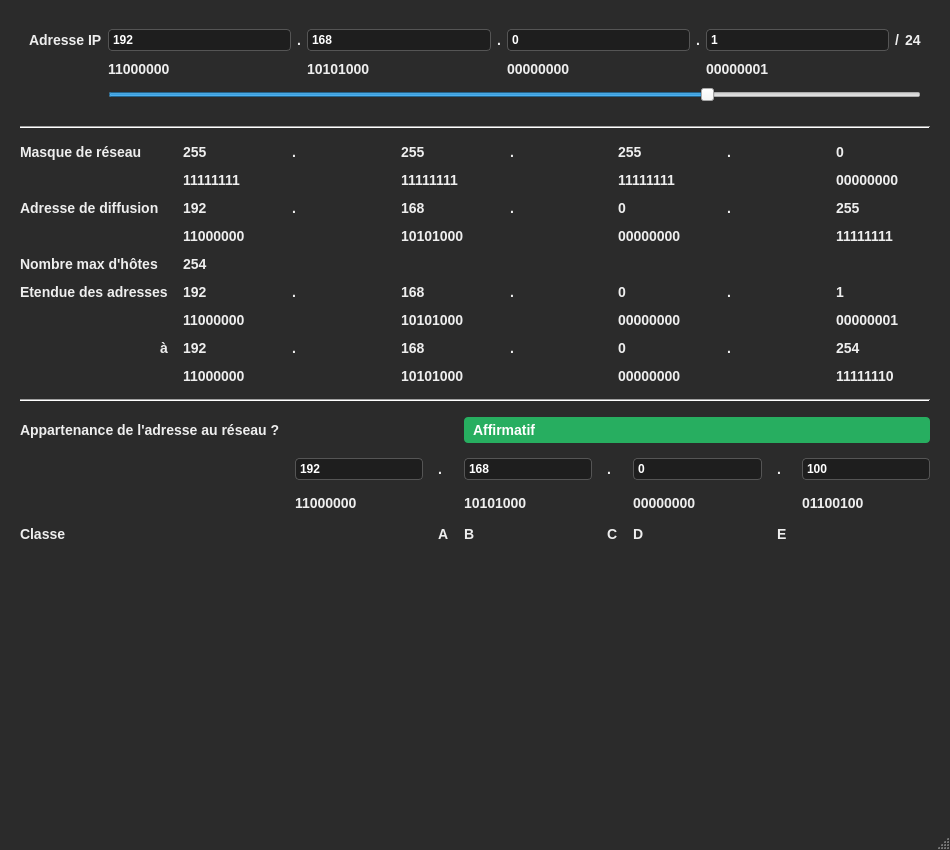
KuKaRaCHa-gg/Calculatrice-QT, file calculatrice.ui: the form before one commit.
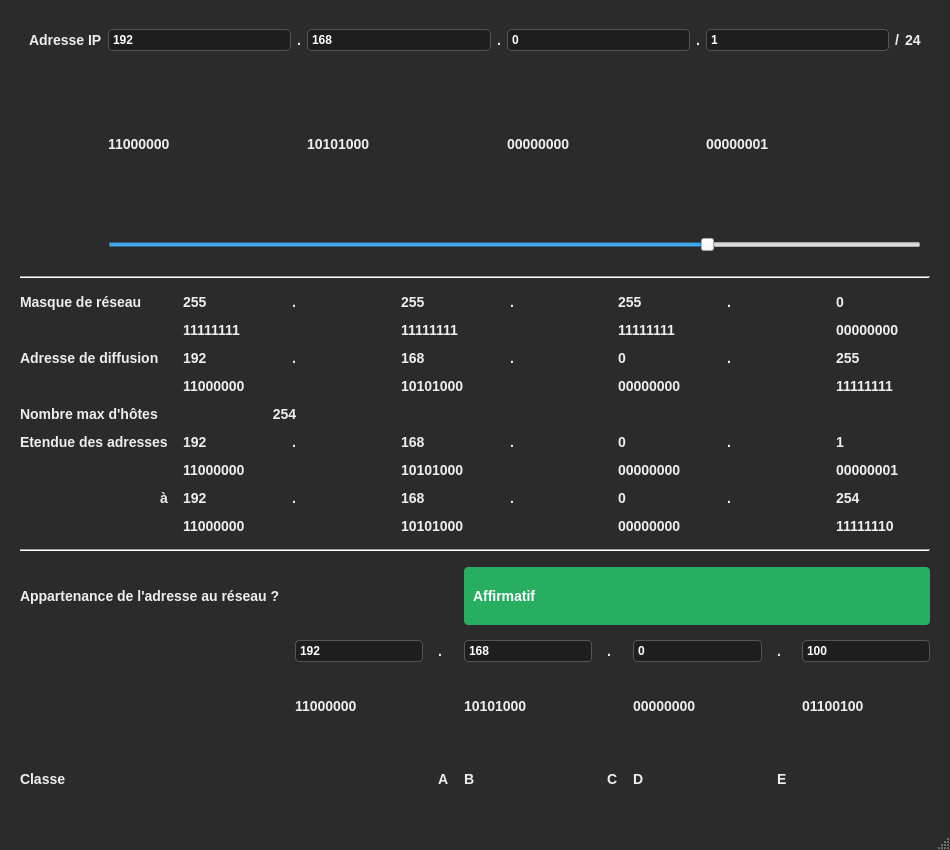
The form after the commit.

Commit message: Rename Ui Object

The edit to the form file:
```diff
--- a/calculatrice.ui
+++ b/calculatrice.ui
@@ -108,25 +108,107 @@
     <item>
      <widget class="QWidget" name="widget1" native="true">
       <layout class="QGridLayout" name="gridLayout">
-       <property name="verticalSpacing"><number>10</number></property>
-
-       <item row="0" column="0"><widget class="QLabel" name="label"><property name="text"><string>Adresse IP</string></property></widget></item>
-
-       <item row="0" column="1"><widget class="QLineEdit" name="leIP1_1"><property name="text"><string>192</string></property></widget></item>
-       <item row="0" column="2"><widget class="QLabel" name="d1"><property name="text"><string>.</string></property></widget></item>
-       <item row="0" column="3"><widget class="QLineEdit" name="leIP1_2"><property name="text"><string>168</string></property></widget></item>
-       <item row="0" column="4"><widget class="QLabel" name="d2"><property name="text"><string>.</string></property></widget></item>
-       <item row="0" column="5"><widget class="QLineEdit" name="leIP1_3"><property name="text"><string>0</string></property></widget></item>
-       <item row="0" column="6"><widget class="QLabel" name="d3"><property name="text"><string>.</string></property></widget></item>
-       <item row="0" column="7"><widget class="QLineEdit" name="leIP1_4"><property name="text"><string>1</string></property></widget></item>
-       <item row="0" column="8"><widget class="QLabel" name="sl"><property name="text"><string>/</string></property></widget></item>
-       <item row="0" column="9"><widget class="QLabel" name="lNetworkSize"><property name="text"><string>24</string></property></widget></item>
-
-       <item row="1" column="1"><widget class="QLabel" name="lBinary1_1"><property name="text"><string>11000000</string></property></widget></item>
-       <item row="1" column="3"><widget class="QLabel" name="lBinary1_2"><property name="text"><string>10101000</string></property></widget></item>
-       <item row="1" column="5"><widget class="QLabel" name="lBinary1_3"><property name="text"><string>00000000</string></property></widget></item>
-       <item row="1" column="7"><widget class="QLabel" name="lBinary1_4"><property name="text"><string>00000001</string></property></widget></item>
-
+       <property name="verticalSpacing">
+        <number>10</number>
+       </property>
+       <item row="0" column="0">
+        <widget class="QLabel" name="AdresseIpLabel">
+         <property name="text">
+          <string>Adresse IP</string>
+         </property>
+        </widget>
+       </item>
+       <item row="0" column="1">
+        <widget class="QLineEdit" name="inputIp1">
+         <property name="text">
+          <string>192</string>
+         </property>
+        </widget>
+       </item>
+       <item row="0" column="2">
+        <widget class="QLabel" name="dot1">
+         <property name="text">
+          <string>.</string>
+         </property>
+        </widget>
+       </item>
+       <item row="0" column="3">
+        <widget class="QLineEdit" name="inputIp2">
+         <property name="text">
+          <string>168</string>
+         </property>
+        </widget>
+       </item>
+       <item row="0" column="4">
+        <widget class="QLabel" name="dot2">
+         <property name="text">
+          <string>.</string>
+         </property>
+        </widget>
+       </item>
+       <item row="0" column="5">
+        <widget class="QLineEdit" name="inputIp3">
+         <property name="text">
+          <string>0</string>
+         </property>
+        </widget>
+       </item>
+       <item row="0" column="6">
+        <widget class="QLabel" name="dot3">
+         <property name="text">
+          <string>.</string>
+         </property>
+        </widget>
+       </item>
+       <item row="0" column="7">
+        <widget class="QLineEdit" name="inputIp4">
+         <property name="text">
+          <string>1</string>
+         </property>
+        </widget>
+       </item>
+       <item row="0" column="8">
+        <widget class="QLabel" name="slash">
+         <property name="text">
+          <string>/</string>
+         </property>
+        </widget>
+       </item>
+       <item row="0" column="9">
+        <widget class="QLabel" name="lNetworkSize">
+         <property name="text">
+          <string>24</string>
+         </property>
+        </widget>
+       </item>
+       <item row="1" column="1">
+        <widget class="QLabel" name="binaire1">
+         <property name="text">
+          <string>11000000</string>
+         </property>
+        </widget>
+       </item>
+       <item row="1" column="3">
+        <widget class="QLabel" name="binaire2">
+         <property name="text">
+          <string>10101000</string>
+         </property>
+        </widget>
+       </item>
+       <item row="1" column="5">
+        <widget class="QLabel" name="binaire3">
+         <property name="text">
+          <string>00000000</string>
+         </property>
+        </widget>
+       </item>
+       <item row="1" column="7">
+        <widget class="QLabel" name="binaire4">
+         <property name="text">
+          <string>00000001</string>
+         </property>
+        </widget>
+       </item>
        <item row="2" column="1" colspan="9">
         <widget class="QSlider" name="slider">
          <property name="orientation"><enum>Qt::Horizontal</enum></property>
@@ -138,105 +220,520 @@
       </layout>
      </widget>
     </item>
-
-    <item><widget class="Line" name="line1"><property name="orientation"><enum>Qt::Horizontal</enum></property></widget></item>
-
     <item>
-     <layout class="QGridLayout" name="gridResults">
-      <property name="verticalSpacing"><number>12</number></property>
-
-      <item row="0" column="0"><widget class="QLabel" name="tMask"><property name="text"><string>Masque de réseau</string></property></widget></item>
-      <item row="0" column="1"><widget class="QLabel" name="lResMask1"><property name="text"><string>255</string></property></widget></item>
-      <item row="0" column="2"><widget class="QLabel" name="s1"><property name="text"><string>.</string></property></widget></item>
-      <item row="0" column="3"><widget class="QLabel" name="lResMask2"><property name="text"><string>255</string></property></widget></item>
-      <item row="0" column="4"><widget class="QLabel" name="s2"><property name="text"><string>.</string></property></widget></item>
-      <item row="0" column="5"><widget class="QLabel" name="lResMask3"><property name="text"><string>255</string></property></widget></item>
-      <item row="0" column="6"><widget class="QLabel" name="s3"><property name="text"><string>.</string></property></widget></item>
-      <item row="0" column="7"><widget class="QLabel" name="lResMask4"><property name="text"><string>0</string></property></widget></item>
-
-      <item row="1" column="1"><widget class="QLabel" name="lResMaskBin1"><property name="text"><string>11111111</string></property></widget></item>
-      <item row="1" column="3"><widget class="QLabel" name="lResMaskBin2"><property name="text"><string>11111111</string></property></widget></item>
-      <item row="1" column="5"><widget class="QLabel" name="lResMaskBin3"><property name="text"><string>11111111</string></property></widget></item>
-      <item row="1" column="7"><widget class="QLabel" name="lResMaskBin4"><property name="text"><string>00000000</string></property></widget></item>
-
-      <item row="2" column="0"><widget class="QLabel" name="tDiff"><property name="text"><string>Adresse de diffusion</string></property></widget></item>
-      <item row="2" column="1"><widget class="QLabel" name="lResDiff1"><property name="text"><string>192</string></property></widget></item>
-      <item row="2" column="2"><widget class="QLabel" name="s4"><property name="text"><string>.</string></property></widget></item>
-      <item row="2" column="3"><widget class="QLabel" name="lResDiff2"><property name="text"><string>168</string></property></widget></item>
-      <item row="2" column="4"><widget class="QLabel" name="s5"><property name="text"><string>.</string></property></widget></item>
-      <item row="2" column="5"><widget class="QLabel" name="lResDiff3"><property name="text"><string>0</string></property></widget></item>
-      <item row="2" column="6"><widget class="QLabel" name="s6"><property name="text"><string>.</string></property></widget></item>
-      <item row="2" column="7"><widget class="QLabel" name="lResDiff4"><property name="text"><string>255</string></property></widget></item>
-
-      <item row="3" column="1"><widget class="QLabel" name="lResDiffBin1"><property name="text"><string>11000000</string></property></widget></item>
-      <item row="3" column="3"><widget class="QLabel" name="lResDiffBin2"><property name="text"><string>10101000</string></property></widget></item>
-      <item row="3" column="5"><widget class="QLabel" name="lResDiffBin3"><property name="text"><string>00000000</string></property></widget></item>
-      <item row="3" column="7"><widget class="QLabel" name="lResDiffBin4"><property name="text"><string>11111111</string></property></widget></item>
-
-      <item row="4" column="0"><widget class="QLabel" name="tHosts"><property name="text"><string>Nombre max d'hôtes</string></property></widget></item>
-      <item row="4" column="1" colspan="2"><widget class="QLabel" name="lResHosts"><property name="text"><string>254</string></property><property name="alignment"><set>Qt::AlignLeft|Qt::AlignVCenter</set></property></widget></item>
-
-      <item row="5" column="0"><widget class="QLabel" name="tRange"><property name="text"><string>Etendue des adresses</string></property></widget></item>
-      <item row="5" column="1"><widget class="QLabel" name="lResStart1"><property name="text"><string>192</string></property></widget></item>
-      <item row="5" column="2"><widget class="QLabel" name="s7"><property name="text"><string>.</string></property></widget></item>
-      <item row="5" column="3"><widget class="QLabel" name="lResStart2"><property name="text"><string>168</string></property></widget></item>
-      <item row="5" column="4"><widget class="QLabel" name="s8"><property name="text"><string>.</string></property></widget></item>
-      <item row="5" column="5"><widget class="QLabel" name="lResStart3"><property name="text"><string>0</string></property></widget></item>
-      <item row="5" column="6"><widget class="QLabel" name="s9"><property name="text"><string>.</string></property></widget></item>
-      <item row="5" column="7"><widget class="QLabel" name="lResStart4"><property name="text"><string>1</string></property></widget></item>
-
-      <item row="6" column="1"><widget class="QLabel" name="lResStartBin1"><property name="text"><string>11000000</string></property></widget></item>
-      <item row="6" column="3"><widget class="QLabel" name="lResStartBin2"><property name="text"><string>10101000</string></property></widget></item>
-      <item row="6" column="5"><widget class="QLabel" name="lResStartBin3"><property name="text"><string>00000000</string></property></widget></item>
-      <item row="6" column="7"><widget class="QLabel" name="lResStartBin4"><property name="text"><string>00000001</string></property></widget></item>
-
-      <item row="7" column="0"><widget class="QLabel" name="tTo"><property name="text"><string>à</string></property><property name="alignment"><set>Qt::AlignRight|Qt::AlignVCenter</set></property></widget></item>
-      <item row="7" column="1"><widget class="QLabel" name="lResEnd1"><property name="text"><string>192</string></property></widget></item>
-      <item row="7" column="2"><widget class="QLabel" name="s10"><property name="text"><string>.</string></property></widget></item>
-      <item row="7" column="3"><widget class="QLabel" name="lResEnd2"><property name="text"><string>168</string></property></widget></item>
-      <item row="7" column="4"><widget class="QLabel" name="s11"><property name="text"><string>.</string></property></widget></item>
-      <item row="7" column="5"><widget class="QLabel" name="lResEnd3"><property name="text"><string>0</string></property></widget></item>
-      <item row="7" column="6"><widget class="QLabel" name="s12"><property name="text"><string>.</string></property></widget></item>
-      <item row="7" column="7"><widget class="QLabel" name="lResEnd4"><property name="text"><string>254</string></property></widget></item>
-
-      <item row="8" column="1"><widget class="QLabel" name="lResEndBin1"><property name="text"><string>11000000</string></property></widget></item>
-      <item row="8" column="3"><widget class="QLabel" name="lResEndBin2"><property name="text"><string>10101000</string></property></widget></item>
-      <item row="8" column="5"><widget class="QLabel" name="lResEndBin3"><property name="text"><string>00000000</string></property></widget></item>
-      <item row="8" column="7"><widget class="QLabel" name="lResEndBin4"><property name="text"><string>11111110</string></property></widget></item>
+     <widget class="Line" name="separateur1">
+      <property name="orientation">
+       <enum>Qt::Orientation::Horizontal</enum>
+      </property>
+     </widget>
+    </item>
+    <item>
+     <layout class="QGridLayout" name="partie2">
+      <property name="verticalSpacing">
+       <number>12</number>
+      </property>
+      <item row="0" column="0">
+       <widget class="QLabel" name="tMask">
+        <property name="text">
+         <string>Masque de réseau</string>
+        </property>
+       </widget>
+      </item>
+      <item row="0" column="1">
+       <widget class="QLabel" name="lResMask1">
+        <property name="text">
+         <string>255</string>
+        </property>
+       </widget>
+      </item>
+      <item row="0" column="2">
+       <widget class="QLabel" name="s1">
+        <property name="text">
+         <string>.</string>
+        </property>
+       </widget>
+      </item>
+      <item row="0" column="3">
+       <widget class="QLabel" name="lResMask2">
+        <property name="text">
+         <string>255</string>
+        </property>
+       </widget>
+      </item>
+      <item row="0" column="4">
+       <widget class="QLabel" name="s2">
+        <property name="text">
+         <string>.</string>
+        </property>
+       </widget>
+      </item>
+      <item row="0" column="5">
+       <widget class="QLabel" name="lResMask3">
+        <property name="text">
+         <string>255</string>
+        </property>
+       </widget>
+      </item>
+      <item row="0" column="6">
+       <widget class="QLabel" name="s3">
+        <property name="text">
+         <string>.</string>
+        </property>
+       </widget>
+      </item>
+      <item row="0" column="7">
+       <widget class="QLabel" name="lResMask4">
+        <property name="text">
+         <string>0</string>
+        </property>
+       </widget>
+      </item>
+      <item row="1" column="1">
+       <widget class="QLabel" name="lResMaskBin1">
+        <property name="text">
+         <string>11111111</string>
+        </property>
+       </widget>
+      </item>
+      <item row="1" column="3">
+       <widget class="QLabel" name="lResMaskBin2">
+        <property name="text">
+         <string>11111111</string>
+        </property>
+       </widget>
+      </item>
+      <item row="1" column="5">
+       <widget class="QLabel" name="lResMaskBin3">
+        <property name="text">
+         <string>11111111</string>
+        </property>
+       </widget>
+      </item>
+      <item row="1" column="7">
+       <widget class="QLabel" name="lResMaskBin4">
+        <property name="text">
+         <string>00000000</string>
+        </property>
+       </widget>
+      </item>
+      <item row="2" column="0">
+       <widget class="QLabel" name="tDiff">
+        <property name="text">
+         <string>Adresse de diffusion</string>
+        </property>
+       </widget>
+      </item>
+      <item row="2" column="1">
+       <widget class="QLabel" name="lResDiff1">
+        <property name="text">
+         <string>192</string>
+        </property>
+       </widget>
+      </item>
+      <item row="2" column="2">
+       <widget class="QLabel" name="s4">
+        <property name="text">
+         <string>.</string>
+        </property>
+       </widget>
+      </item>
+      <item row="2" column="3">
+       <widget class="QLabel" name="lResDiff2">
+        <property name="text">
+         <string>168</string>
+        </property>
+       </widget>
+      </item>
+      <item row="2" column="4">
+       <widget class="QLabel" name="s5">
+        <property name="text">
+         <string>.</string>
+        </property>
+       </widget>
+      </item>
+      <item row="2" column="5">
+       <widget class="QLabel" name="lResDiff3">
+        <property name="text">
+         <string>0</string>
+        </property>
+       </widget>
+      </item>
+      <item row="2" column="6">
+       <widget class="QLabel" name="s6">
+        <property name="text">
+         <string>.</string>
+        </property>
+       </widget>
+      </item>
+      <item row="2" column="7">
+       <widget class="QLabel" name="lResDiff4">
+        <property name="text">
+         <string>255</string>
+        </property>
+       </widget>
+      </item>
+      <item row="3" column="1">
+       <widget class="QLabel" name="lResDiffBin1">
+        <property name="text">
+         <string>11000000</string>
+        </property>
+       </widget>
+      </item>
+      <item row="3" column="3">
+       <widget class="QLabel" name="lResDiffBin2">
+        <property name="text">
+         <string>10101000</string>
+        </property>
+       </widget>
+      </item>
+      <item row="3" column="5">
+       <widget class="QLabel" name="lResDiffBin3">
+        <property name="text">
+         <string>00000000</string>
+        </property>
+       </widget>
+      </item>
+      <item row="3" column="7">
+       <widget class="QLabel" name="lResDiffBin4">
+        <property name="text">
+         <string>11111111</string>
+        </property>
+       </widget>
+      </item>
+      <item row="4" column="0">
+       <widget class="QLabel" name="tHosts">
+        <property name="text">
+         <string>Nombre max d'hôtes</string>
+        </property>
+       </widget>
+      </item>
+      <item row="4" column="1" colspan="2">
+       <widget class="QLabel" name="lResHosts">
+        <property name="text">
+         <string>254</string>
+        </property>
+        <property name="alignment">
+         <set>Qt::AlignmentFlag::AlignCenter</set>
+        </property>
+       </widget>
+      </item>
+      <item row="5" column="0">
+       <widget class="QLabel" name="tRange">
+        <property name="text">
+         <string>Etendue des adresses</string>
+        </property>
+       </widget>
+      </item>
+      <item row="5" column="1">
+       <widget class="QLabel" name="lResStart1">
+        <property name="text">
+         <string>192</string>
+        </property>
+       </widget>
+      </item>
+      <item row="5" column="2">
+       <widget class="QLabel" name="s7">
+        <property name="text">
+         <string>.</string>
+        </property>
+       </widget>
+      </item>
+      <item row="5" column="3">
+       <widget class="QLabel" name="lResStart2">
+        <property name="text">
+         <string>168</string>
+        </property>
+       </widget>
+      </item>
+      <item row="5" column="4">
+       <widget class="QLabel" name="s8">
+        <property name="text">
+         <string>.</string>
+        </property>
+       </widget>
+      </item>
+      <item row="5" column="5">
+       <widget class="QLabel" name="lResStart3">
+        <property name="text">
+         <string>0</string>
+        </property>
+       </widget>
+      </item>
+      <item row="5" column="6">
+       <widget class="QLabel" name="s9">
+        <property name="text">
+         <string>.</string>
+        </property>
+       </widget>
+      </item>
+      <item row="5" column="7">
+       <widget class="QLabel" name="lResStart4">
+        <property name="text">
+         <string>1</string>
+        </property>
+       </widget>
+      </item>
+      <item row="6" column="1">
+       <widget class="QLabel" name="lResStartBin1">
+        <property name="text">
+         <string>11000000</string>
+        </property>
+       </widget>
+      </item>
+      <item row="6" column="3">
+       <widget class="QLabel" name="lResStartBin2">
+        <property name="text">
+         <string>10101000</string>
+        </property>
+       </widget>
+      </item>
+      <item row="6" column="5">
+       <widget class="QLabel" name="lResStartBin3">
+        <property name="text">
+         <string>00000000</string>
+        </property>
+       </widget>
+      </item>
+      <item row="6" column="7">
+       <widget class="QLabel" name="lResStartBin4">
+        <property name="text">
+         <string>00000001</string>
+        </property>
+       </widget>
+      </item>
+      <item row="7" column="0">
+       <widget class="QLabel" name="tTo">
+        <property name="text">
+         <string>à</string>
+        </property>
+        <property name="alignment">
+         <set>Qt::AlignmentFlag::AlignRight|Qt::AlignmentFlag::AlignTrailing|Qt::AlignmentFlag::AlignVCenter</set>
+        </property>
+       </widget>
+      </item>
+      <item row="7" column="1">
+       <widget class="QLabel" name="lResEnd1">
+        <property name="text">
+         <string>192</string>
+        </property>
+       </widget>
+      </item>
+      <item row="7" column="2">
+       <widget class="QLabel" name="s10">
+        <property name="text">
+         <string>.</string>
+        </property>
+       </widget>
+      </item>
+      <item row="7" column="3">
+       <widget class="QLabel" name="lResEnd2">
+        <property name="text">
+         <string>168</string>
+        </property>
+       </widget>
+      </item>
+      <item row="7" column="4">
+       <widget class="QLabel" name="s11">
+        <property name="text">
+         <string>.</string>
+        </property>
+       </widget>
+      </item>
+      <item row="7" column="5">
+       <widget class="QLabel" name="lResEnd3">
+        <property name="text">
+         <string>0</string>
+        </property>
+       </widget>
+      </item>
+      <item row="7" column="6">
+       <widget class="QLabel" name="s12">
+        <property name="text">
+         <string>.</string>
+        </property>
+       </widget>
+      </item>
+      <item row="7" column="7">
+       <widget class="QLabel" name="lResEnd4">
+        <property name="text">
+         <string>254</string>
+        </property>
+       </widget>
+      </item>
+      <item row="8" column="1">
+       <widget class="QLabel" name="lResEndBin1">
+        <property name="text">
+         <string>11000000</string>
+        </property>
+       </widget>
+      </item>
+      <item row="8" column="3">
+       <widget class="QLabel" name="lResEndBin2">
+        <property name="text">
+         <string>10101000</string>
+        </property>
+       </widget>
+      </item>
+      <item row="8" column="5">
+       <widget class="QLabel" name="lResEndBin3">
+        <property name="text">
+         <string>00000000</string>
+        </property>
+       </widget>
+      </item>
+      <item row="8" column="7">
+       <widget class="QLabel" name="lResEndBin4">
+        <property name="text">
+         <string>11111110</string>
+        </property>
+       </widget>
+      </item>
      </layout>
     </item>
-
-    <item><widget class="Line" name="line2"><property name="orientation"><enum>Qt::Horizontal</enum></property></widget></item>
-
     <item>
-     <layout class="QGridLayout" name="gridTest">
-      <item row="0" column="0"><widget class="QLabel" name="tTest"><property name="text"><string>Appartenance de l'adresse au réseau ?</string></property></widget></item>
-      <item row="0" column="3" colspan="5"><widget class="QLabel" name="lResAppartenance"><property name="text"><string>Affirmatif</string></property></widget></item>
-
-      <item row="1" column="1"><widget class="QLineEdit" name="leTest1"><property name="text"><string>192</string></property></widget></item>
-      <item row="1" column="2"><widget class="QLabel" name="tsep1"><property name="text"><string>.</string></property></widget></item>
-      <item row="1" column="3"><widget class="QLineEdit" name="leTest2"><property name="text"><string>168</string></property></widget></item>
-      <item row="1" column="4"><widget class="QLabel" name="tsep2"><property name="text"><string>.</string></property></widget></item>
-      <item row="1" column="5"><widget class="QLineEdit" name="leTest3"><property name="text"><string>0</string></property></widget></item>
-      <item row="1" column="6"><widget class="QLabel" name="tsep3"><property name="text"><string>.</string></property></widget></item>
-      <item row="1" column="7"><widget class="QLineEdit" name="leTest4"><property name="text"><string>100</string></property></widget></item>
-
-      <item row="2" column="1"><widget class="QLabel" name="lResTestBin1"><property name="text"><string>11000000</string></property></widget></item>
-      <item row="2" column="3"><widget class="QLabel" name="lResTestBin2"><property name="text"><string>10101000</string></property></widget></item>
-      <item row="2" column="5"><widget class="QLabel" name="lResTestBin3"><property name="text"><string>00000000</string></property></widget></item>
-      <item row="2" column="7"><widget class="QLabel" name="lResTestBin4"><property name="text"><string>01100100</string></property></widget></item>
-
-      <item row="3" column="0"><widget class="QLabel" name="tClass"><property name="text"><string>Classe</string></property></widget></item>
-      <item row="3" column="2"><widget class="QLabel" name="lClasseA"><property name="text"><string>A</string></property></widget></item>
-      <item row="3" column="3"><widget class="QLabel" name="lClasseB"><property name="text"><string>B</string></property></widget></item>
-      <item row="3" column="4"><widget class="QLabel" name="lClasseC"><property name="text"><string>C</string></property></widget></item>
-      <item row="3" column="5"><widget class="QLabel" name="lClasseD"><property name="text"><string>D</string></property></widget></item>
-      <item row="3" column="6"><widget class="QLabel" name="lClasseE"><property name="text"><string>E</string></property></widget></item>
+     <widget class="Line" name="separateur2">
+      <property name="orientation">
+       <enum>Qt::Orientation::Horizontal</enum>
+      </property>
+     </widget>
+    </item>
+    <item>
+     <layout class="QGridLayout" name="partie3">
+      <item row="0" column="0">
+       <widget class="QLabel" name="tTest">
+        <property name="text">
+         <string>Appartenance de l'adresse au réseau ?</string>
+        </property>
+       </widget>
+      </item>
+      <item row="0" column="3" colspan="5">
+       <widget class="QLabel" name="lResAppartenance">
+        <property name="text">
+         <string>Affirmatif</string>
+        </property>
+       </widget>
+      </item>
+      <item row="1" column="1">
+       <widget class="QLineEdit" name="leTest1">
+        <property name="text">
+         <string>192</string>
+        </property>
+       </widget>
+      </item>
+      <item row="1" column="2">
+       <widget class="QLabel" name="tsep1">
+        <property name="text">
+         <string>.</string>
+        </property>
+       </widget>
+      </item>
+      <item row="1" column="3">
+       <widget class="QLineEdit" name="leTest2">
+        <property name="text">
+         <string>168</string>
+        </property>
+       </widget>
+      </item>
+      <item row="1" column="4">
+       <widget class="QLabel" name="tsep2">
+        <property name="text">
+         <string>.</string>
+        </property>
+       </widget>
+      </item>
+      <item row="1" column="5">
+       <widget class="QLineEdit" name="leTest3">
+        <property name="text">
+         <string>0</string>
+        </property>
+       </widget>
+      </item>
+      <item row="1" column="6">
+       <widget class="QLabel" name="tsep3">
+        <property name="text">
+         <string>.</string>
+        </property>
+       </widget>
+      </item>
+      <item row="1" column="7">
+       <widget class="QLineEdit" name="leTest4">
+        <property name="text">
+         <string>100</string>
+        </property>
+       </widget>
+      </item>
+      <item row="2" column="1">
+       <widget class="QLabel" name="lResTestBin1">
+        <property name="text">
+         <string>11000000</string>
+        </property>
+       </widget>
+      </item>
+      <item row="2" column="3">
+       <widget class="QLabel" name="lResTestBin2">
+        <property name="text">
+         <string>10101000</string>
+        </property>
+       </widget>
+      </item>
+      <item row="2" column="5">
+       <widget class="QLabel" name="lResTestBin3">
+        <property name="text">
+         <string>00000000</string>
+        </property>
+       </widget>
+      </item>
+      <item row="2" column="7">
+       <widget class="QLabel" name="lResTestBin4">
+        <property name="text">
+         <string>01100100</string>
+        </property>
+       </widget>
+      </item>
+      <item row="3" column="0">
+       <widget class="QLabel" name="ClasseLabel">
+        <property name="text">
+         <string>Classe</string>
+        </property>
+       </widget>
+      </item>
+      <item row="3" column="2">
+       <widget class="QLabel" name="ClasseALabel">
+        <property name="text">
+         <string>A</string>
+        </property>
+       </widget>
+      </item>
+      <item row="3" column="3">
+       <widget class="QLabel" name="ClasseBLabel">
+        <property name="text">
+         <string>B</string>
+        </property>
+       </widget>
+      </item>
+      <item row="3" column="4">
+       <widget class="QLabel" name="ClasseCLabel">
+        <property name="text">
+         <string>C</string>
+        </property>
+       </widget>
+      </item>
+      <item row="3" column="5">
+       <widget class="QLabel" name="ClasseDLabel">
+        <property name="text">
+         <string>D</string>
+        </property>
+       </widget>
+      </item>
+      <item row="3" column="6">
+       <widget class="QLabel" name="ClasseELabel">
+        <property name="text">
+         <string>E</string>
+        </property>
+       </widget>
+      </item>
      </layout>
     </item>
-
-    <item><spacer name="verticalSpacer"><property name="orientation"><enum>Qt::Vertical</enum></property><property name="sizeHint"><size><width>20</width><height>40</height></size></property></spacer></item>
-
    </layout>
   </widget>
   <widget class="QMenuBar" name="menubar"><property name="geometry"><rect><x>0</x><y>0</y><width>950</width><height>22</height></rect></property></widget>
```
Left out of the diff: 30 changed lines with no effect on the pictures. The commit also changes 1 other file.
